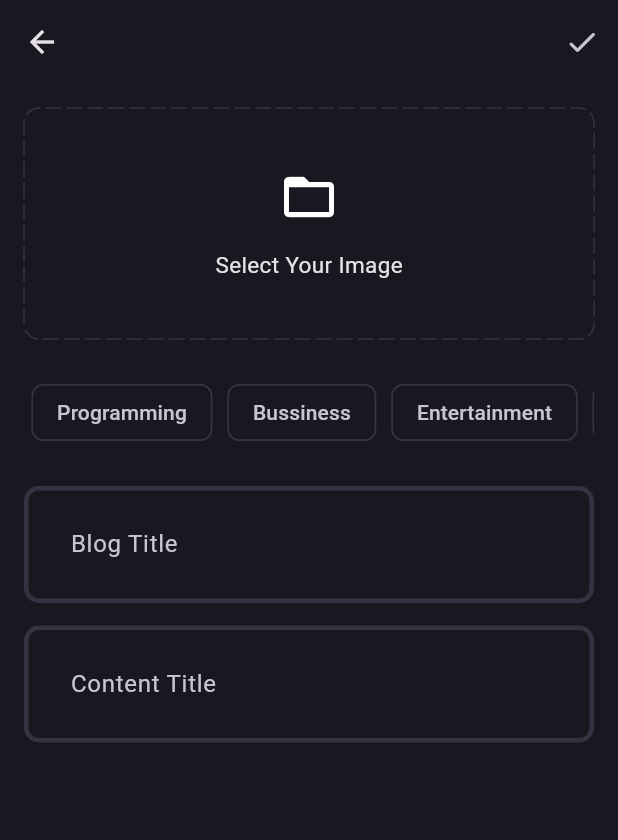
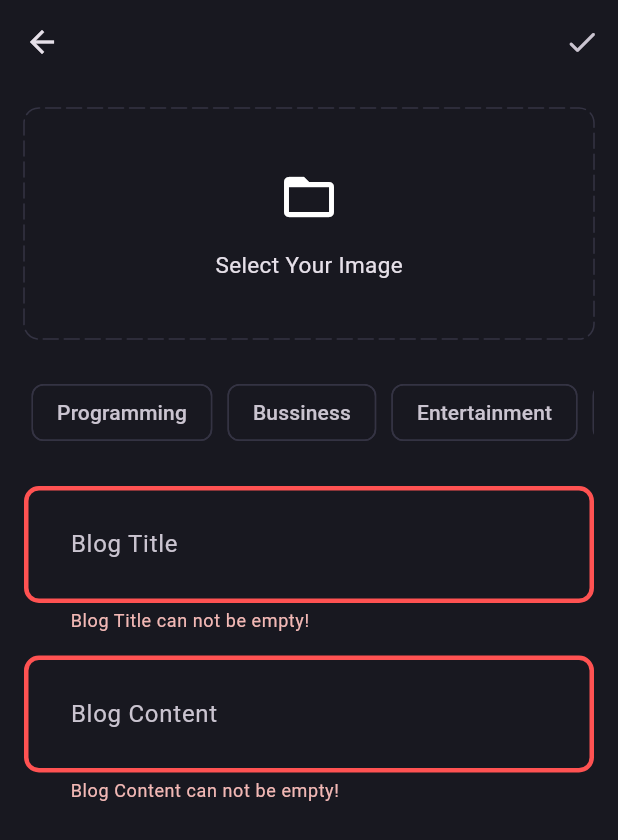
Before and after one commit to avinashgangaji2906/blog_app_clean_arch, a Flutter app: the AddNewBlogPage screen opened directly, after a tap on the "done" icon, on a phone screen of 412 x 824 dp. Shown: the top 840 px of the screen. Run offline on Flutter 3.47's test engine with Material 3 defaults, Android fonts, the phone set to English and light mode, and no system bars; drawn by our look-alikes of dotted_border; our stand-ins replace flutter_bloc, fpdart, get_it, image_picker, supabase_flutter; accounts and stored records are empty.

Commit message:
create upload blog functionality

```diff
--- a/lib/features/blog/data/models/blog_model.dart
+++ b/lib/features/blog/data/models/blog_model.dart
@@ -30,8 +30,8 @@
       title: map['title'] as String,
       content: map['content'] as String,
       imageUrl: map['image_url'] as String,
-      topics: List<String>.from(map['topics'] as List<String>),
-      updatedAt: map['updated_at']
+      topics: List<String>.from(map['topics'] ?? []),
+      updatedAt: map['updated_at'] == null
           ? DateTime.now()
           : DateTime.parse(map['updated_at']),
     );
--- a/lib/features/blog/data/sources/blog_remote_data_source.dart
+++ b/lib/features/blog/data/sources/blog_remote_data_source.dart
@@ -16,11 +16,11 @@
   @override
   Future<BlogModel> uploadBlog(BlogModel blogModel) async {
     try {
-      final blogdata = await supabaseClient
+      final blogData = await supabaseClient
           .from('blogs')
           .insert(blogModel.toJson())
           .select();
-      return BlogModel.fromJson(blogdata.first);
+      return BlogModel.fromJson(blogData.first);
     } catch (e) {
       throw ServerException(message: e.toString());
     }
--- /dev/null
+++ b/lib/features/blog/domain/usecases/upload_blog.dart
@@ -0,0 +1,40 @@
+// ignore_for_file: public_member_api_docs, sort_constructors_first
+import 'dart:io';
+
+import 'package:blog_app_clean_arch/features/blog/domain/repositories/blog_repositories.dart';
+import 'package:fpdart/fpdart.dart';
+
+import 'package:blog_app_clean_arch/core/error/failure.dart';
+import 'package:blog_app_clean_arch/core/usecase/usercase.dart';
+import 'package:blog_app_clean_arch/features/blog/domain/entities/blog.dart';
+
+class UploadBlog implements UseCase<Blog, UploadBlogParams> {
+  final BlogRepository blogRepository;
+
+  UploadBlog(this.blogRepository);
+  @override
+  Future<Either<Failure, Blog>> call(UploadBlogParams param) async {
+    return await blogRepository.uploadBlog(
+      image: param.imageUrl,
+      posterId: param.posterId,
+      title: param.title,
+      content: param.content,
+      topics: param.topics,
+    );
+  }
+}
+
+class UploadBlogParams {
+  final String posterId;
+  final String title;
+  final String content;
+  final List<String> topics;
+  final File imageUrl;
+  UploadBlogParams({
+    required this.posterId,
+    required this.title,
+    required this.content,
+    required this.topics,
+    required this.imageUrl,
+  });
+}
--- /dev/null
+++ b/lib/features/blog/presentation/bloc/blog_bloc.dart
@@ -0,0 +1,35 @@
+import 'dart:io';
+
+import 'package:blog_app_clean_arch/features/blog/domain/usecases/upload_blog.dart';
+import 'package:flutter/material.dart';
+import 'package:flutter_bloc/flutter_bloc.dart';
+
+part 'blog_event.dart';
+part 'blog_state.dart';
+
+class BlogBloc extends Bloc<BlogEvent, BlogState> {
+  final UploadBlog _uploadBlog;
+  BlogBloc({
+    required UploadBlog uploadBlog,
+  })  : _uploadBlog = uploadBlog,
+        super(BlogInitial()) {
+    on<BlogEvent>((event, emit) => BlogLoading());
+    on<BlogUploadEvent>(_onBlogUpload);
+  }
+
+  void _onBlogUpload(BlogUploadEvent event, Emitter<BlogState> emit) async {
+    final res = await _uploadBlog(
+      UploadBlogParams(
+        posterId: event.posterId,
+        title: event.title,
+        content: event.content,
+        topics: event.topics,
+        imageUrl: event.imageUrl,
+      ),
+    );
+    res.fold(
+      (l) => emit(BlogFailure(l.message)),
+      (blog) => emit(BlogSuccess()),
+    );
+  }
+}
--- /dev/null
+++ b/lib/features/blog/presentation/bloc/blog_event.dart
@@ -0,0 +1,19 @@
+part of 'blog_bloc.dart';
+
+@immutable
+sealed class BlogEvent {}
+
+class BlogUploadEvent extends BlogEvent {
+  final String posterId;
+  final String title;
+  final File imageUrl;
+  final String content;
+  final List<String> topics;
+
+  BlogUploadEvent(
+      {required this.posterId,
+      required this.title,
+      required this.imageUrl,
+      required this.content,
+      required this.topics});
+}
--- /dev/null
+++ b/lib/features/blog/presentation/bloc/blog_state.dart
@@ -0,0 +1,15 @@
+part of 'blog_bloc.dart';
+
+@immutable
+sealed class BlogState {}
+
+final class BlogInitial extends BlogState {}
+
+final class BlogLoading extends BlogState {}
+
+final class BlogFailure extends BlogState {
+  final String message;
+  BlogFailure(this.message);
+}
+
+final class BlogSuccess extends BlogState {}
--- a/lib/features/blog/presentation/pages/add_new_blog_page.dart
+++ b/lib/features/blog/presentation/pages/add_new_blog_page.dart
@@ -1,10 +1,16 @@
 import 'dart:io';
 
+import 'package:blog_app_clean_arch/core/common/cubits/app_user/app_user_cubit.dart';
+import 'package:blog_app_clean_arch/core/common/widgets/loader.dart';
 import 'package:blog_app_clean_arch/core/theme/app_pallete.dart';
 import 'package:blog_app_clean_arch/core/utils/image_pick.dart';
+import 'package:blog_app_clean_arch/core/utils/show_snackbar.dart';
+import 'package:blog_app_clean_arch/features/blog/presentation/bloc/blog_bloc.dart';
+import 'package:blog_app_clean_arch/features/blog/presentation/pages/blog_page.dart';
 import 'package:blog_app_clean_arch/features/blog/presentation/widgets/blog_editor.dart';
 import 'package:dotted_border/dotted_border.dart';
 import 'package:flutter/material.dart';
+import 'package:flutter_bloc/flutter_bloc.dart';
 
 class AddNewBlogPage extends StatefulWidget {
   static route() =>
@@ -18,6 +24,7 @@
 class _AddNewBlogPageState extends State<AddNewBlogPage> {
   final TextEditingController titleController = TextEditingController();
   final TextEditingController contentController = TextEditingController();
+  final formKey = GlobalKey<FormState>();
 
   List<String> selectedTopics = [];
 
@@ -29,6 +36,24 @@
       setState(() {
         imageFile = pickedImageFile;
       });
+    }
+  }
+
+  void uploadBlog() {
+    if (formKey.currentState!.validate() &&
+        selectedTopics.isNotEmpty &&
+        imageFile != null) {
+      final posterId =
+          (context.read<AppUserCubit>().state as AppUserLoggedIn).user.id;
+
+      context.read<BlogBloc>().add(
+            BlogUploadEvent(
+                posterId: posterId,
+                title: titleController.text.trim(),
+                imageUrl: imageFile!,
+                content: contentController.text.trim(),
+                topics: selectedTopics),
+          );
     }
   }
 
@@ -46,12 +71,33 @@
       appBar: AppBar(
         centerTitle: true,
         actions: [
-          IconButton(onPressed: () {}, icon: const Icon(Icons.done_rounded))
+          IconButton(
+              onPressed: () => uploadBlog(),
+              icon: const Icon(Icons.done_rounded))
         ],
       ),
-      body: SingleChildScrollView(
+      body: BlocConsumer<BlogBloc, BlogState>(
+        listener: (context, state) {
+          if (state is BlogFailure) {
+            showSnackbar(context, state.message);
+          }
+          if (state is BlogSuccess) {
+            Navigator.pushAndRemoveUntil(
+              context,
+              BlogPage.route(),
+              (route) => false,
+            );
+          }
+        },
+        builder: (context, state) {
+          if (state is BlogLoading) {
+            return const Loader();
+          }
+          return SingleChildScrollView(
             child: Padding(
               padding: const EdgeInsets.all(16),
+              child: Form(
+                key: formKey,
                 child: Column(
                   children: [
                     imageFile != null
@@ -144,16 +190,21 @@
                     const SizedBox(
                       height: 20,
                     ),
-              BlogEditor(controller: titleController, hintText: "Blog Title"),
+                    BlogEditor(
+                        controller: titleController, hintText: "Blog Title"),
                     const SizedBox(
                       height: 15,
                     ),
                     BlogEditor(
-                  controller: contentController, hintText: "Content Title"),
+                        controller: contentController,
+                        hintText: "Blog Content"),
                   ],
                 ),
               ),
             ),
           );
+        },
+      ),
+    );
   }
 }
--- a/lib/features/blog/presentation/pages/blog_page.dart
+++ b/lib/features/blog/presentation/pages/blog_page.dart
@@ -3,6 +3,7 @@
 import 'package:flutter/material.dart';
 
 class BlogPage extends StatelessWidget {
+  static route() => MaterialPageRoute(builder: (context) => const BlogPage());
   const BlogPage({super.key});
 
   @override
--- a/lib/features/blog/presentation/widgets/blog_editor.dart
+++ b/lib/features/blog/presentation/widgets/blog_editor.dart
@@ -12,6 +12,12 @@
       controller: controller,
       decoration: InputDecoration(hintText: hintText),
       maxLines: null,
+      validator: (value) {
+        if (value!.trim().isEmpty) {
+          return "$hintText can not be empty!";
+        }
+        return null;
+      },
     );
   }
 }
--- a/lib/main.dart
+++ b/lib/main.dart
@@ -2,6 +2,7 @@
 import 'package:blog_app_clean_arch/core/theme/theme.dart';
 import 'package:blog_app_clean_arch/features/auth/presentation/bloc/auth_bloc.dart';
 import 'package:blog_app_clean_arch/features/auth/presentation/pages/login_page.dart';
+import 'package:blog_app_clean_arch/features/blog/presentation/bloc/blog_bloc.dart';
 import 'package:blog_app_clean_arch/features/blog/presentation/pages/blog_page.dart';
 import 'package:blog_app_clean_arch/init_dependencies.dart';
 import 'package:flutter/material.dart';
@@ -15,6 +16,7 @@
     providers: [
       BlocProvider(create: (_) => serviceLocator<AppUserCubit>()),
       BlocProvider(create: (_) => serviceLocator<AuthBloc>()),
+      BlocProvider(create: (_) => serviceLocator<BlogBloc>()),
     ],
     child: const MyApp(),
   ));
```
Also changed, not shown: lib/init_dependencies.dart (+34 -0 lines). Lines whose indentation alone changed are shown as unchanged.
